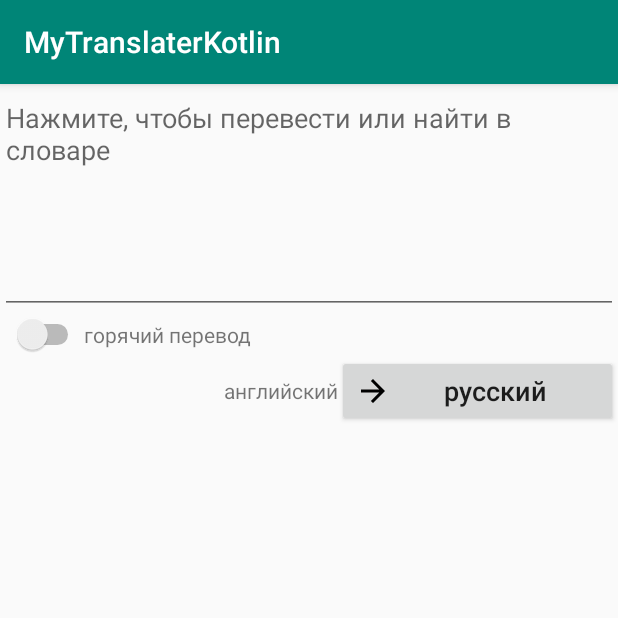
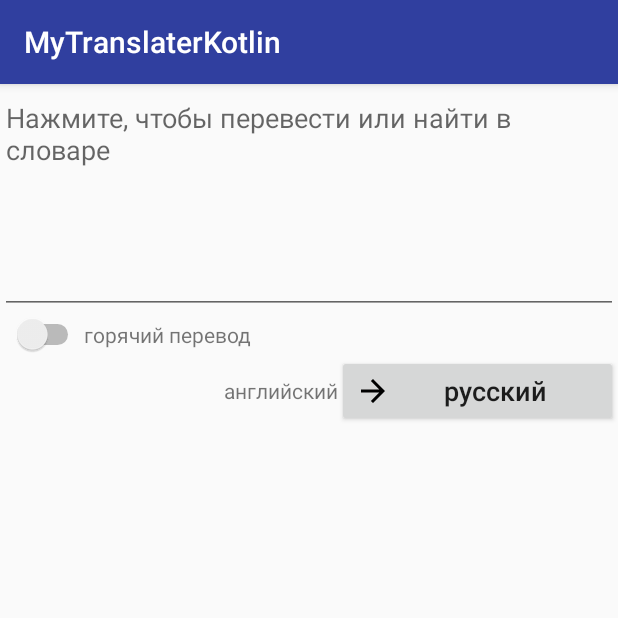
Before and after one commit to 44dw/MyTranslaterKotlin, an Android app: the fragment TranslateFragment placed in its activity, on a phone screen of 412 x 824 dp, the top half of it. Run offline under Robolectric (Android 15) with nearby library versions, the phone set to English and light mode, and no system bars; our stand-ins replace Room's generated code, Volley; 5 statements that could not run were skipped.

Commit message:
replace support lib with androidx

```diff
--- a/app/build.gradle
+++ b/app/build.gradle
@@ -3,6 +3,8 @@ apply plugin: 'com.android.application'
 apply plugin: 'kotlin-android'
 
 apply plugin: 'kotlin-android-extensions'
+
+apply plugin: 'kotlin-kapt'
 
 android {
     compileSdkVersion 29
@@ -37,7 +39,7 @@ dependencies {
     implementation group: 'com.google.android.material', name: 'material', version: '1.2.0-alpha01'
     implementation "android.arch.persistence.room:runtime:1.1.1"
     implementation "android.arch.persistence.room:rxjava2:1.1.1"
-    annotationProcessor "android.arch.persistence.room:compiler:1.1.1"
+    kapt "android.arch.persistence.room:compiler:1.1.1"
     implementation 'androidx.constraintlayout:constraintlayout:1.1.3'
     implementation "android.arch.lifecycle:extensions:1.1.1"
     testImplementation 'junit:junit:4.12'
--- a/app/src/main/java/com/a44dw/mytranslaterkotlin/database/TranslateDatabase.kt
+++ b/app/src/main/java/com/a44dw/mytranslaterkotlin/database/TranslateDatabase.kt
@@ -12,9 +12,9 @@ abstract class TranslateDatabase: RoomDatabase() {
     abstract fun translateEntityDao(): TranslateEntityDao
 
     companion object {
-        lateinit var INSTANCE: TranslateDatabase
+        private var INSTANCE: TranslateDatabase? = null
 
-        fun getDatabase(context: Context): TranslateDatabase {
+        fun getDatabase(context: Context): TranslateDatabase? {
             if (INSTANCE == null) {
                 INSTANCE = Room.databaseBuilder(context.applicationContext, TranslateDatabase::class.java, "TranslateDatabase").build()
             }
--- a/app/src/main/java/com/a44dw/mytranslaterkotlin/model/TranslateViewModel.kt
+++ b/app/src/main/java/com/a44dw/mytranslaterkotlin/model/TranslateViewModel.kt
@@ -39,7 +39,7 @@ class TranslateViewModel(application : Application) : AndroidViewModel(applicati
 
     var autoFrom: Boolean = false
     val executor: ExecutorService = Executors.newSingleThreadExecutor()
-    val dataRepository: DataReporitory = DataReporitory(TranslateDatabase.getDatabase(application))
+    val dataRepository: DataReporitory = DataReporitory(TranslateDatabase.getDatabase(application)!!)
     val translaterService: TranslaterService = TranslaterService(application)
 
     init {
--- a/app/src/main/res/layout/activity_main.xml
+++ b/app/src/main/res/layout/activity_main.xml
@@ -1,5 +1,5 @@
 <?xml version="1.0" encoding="utf-8"?>
-<android.support.constraint.ConstraintLayout xmlns:android="http://schemas.android.com/apk/res/android"
+<androidx.constraintlayout.widget.ConstraintLayout xmlns:android="http://schemas.android.com/apk/res/android"
     xmlns:app="http://schemas.android.com/apk/res-auto"
     xmlns:tools="http://schemas.android.com/tools"
     android:layout_width="match_parent"
@@ -8,7 +8,7 @@
     android:focusableInTouchMode="true"
     tools:context=".MainActivity">
 
-    <android.support.constraint.Guideline
+    <androidx.constraintlayout.widget.Guideline
         android:id="@+id/mainGuideline"
         android:layout_width="wrap_content"
         android:layout_height="wrap_content"
@@ -53,4 +53,4 @@
         app:layout_constraintTop_toTopOf="parent"
         app:srcCompat="@drawable/ic_clear_black_24dp" />
 
-</android.support.constraint.ConstraintLayout>
+</androidx.constraintlayout.widget.ConstraintLayout>
--- a/app/src/main/res/layout/fragment_main.xml
+++ b/app/src/main/res/layout/fragment_main.xml
@@ -1,5 +1,5 @@
 <?xml version="1.0" encoding="utf-8"?>
-<android.support.constraint.ConstraintLayout xmlns:android="http://schemas.android.com/apk/res/android"
+<androidx.constraintlayout.widget.ConstraintLayout xmlns:android="http://schemas.android.com/apk/res/android"
     xmlns:tools="http://schemas.android.com/tools"
     android:layout_width="match_parent"
     android:layout_height="match_parent"
@@ -44,7 +44,7 @@
         app:layout_constraintStart_toStartOf="parent"
         app:layout_constraintTop_toTopOf="parent" />
 
-    <android.support.v7.widget.RecyclerView
+    <androidx.recyclerview.widget.RecyclerView
         android:id="@+id/mainRecyclerView"
         android:layout_width="0dp"
         android:layout_height="0dp"
@@ -66,4 +66,4 @@
         app:layout_constraintStart_toStartOf="parent"
         app:layout_constraintTop_toBottomOf="@+id/mainReverseButton" />
 
-</android.support.constraint.ConstraintLayout>
+</androidx.constraintlayout.widget.ConstraintLayout>
--- a/app/src/main/res/layout/fragment_translate.xml
+++ b/app/src/main/res/layout/fragment_translate.xml
@@ -1,5 +1,5 @@
 <?xml version="1.0" encoding="utf-8"?>
-<android.support.constraint.ConstraintLayout xmlns:android="http://schemas.android.com/apk/res/android"
+<androidx.constraintlayout.widget.ConstraintLayout xmlns:android="http://schemas.android.com/apk/res/android"
     xmlns:app="http://schemas.android.com/apk/res-auto"
     xmlns:tools="http://schemas.android.com/tools"
     android:layout_width="match_parent"
@@ -39,7 +39,7 @@
             android:textSize="18sp" />
     </LinearLayout>
 
-    <android.support.constraint.ConstraintLayout
+    <androidx.constraintlayout.widget.ConstraintLayout
         android:id="@+id/translateResultLayout"
         android:layout_width="match_parent"
         android:layout_height="wrap_content"
@@ -92,7 +92,7 @@
             android:layout_height="wrap_content"
             android:orientation="vertical"
             app:layout_constraintGuide_percent="0.1" />
-    </android.support.constraint.ConstraintLayout>
+    </androidx.constraintlayout.widget.ConstraintLayout>
 
     <LinearLayout
         android:id="@+id/hotTranslateLayout"
@@ -115,7 +115,7 @@
     </LinearLayout>
 
 
-    <android.support.v7.widget.RecyclerView
+    <androidx.recyclerview.widget.RecyclerView
         android:id="@+id/translateSearchRecyclerView"
         android:layout_width="0dp"
         android:layout_height="0dp"
@@ -141,4 +141,4 @@
         app:layout_constraintTop_toBottomOf="@+id/translateResultLayout" />
 
 
-</android.support.constraint.ConstraintLayout>
+</androidx.constraintlayout.widget.ConstraintLayout>
--- a/app/src/main/res/layout/main_list_item.xml
+++ b/app/src/main/res/layout/main_list_item.xml
@@ -7,7 +7,7 @@
     android:layout_margin="8dp"
     app:cardBackgroundColor="@android:color/transparent">
 
-    <android.support.constraint.ConstraintLayout
+    <androidx.constraintlayout.widget.ConstraintLayout
         android:layout_width="match_parent"
         android:layout_height="wrap_content">
 
@@ -79,6 +79,6 @@
             app:layout_constraintStart_toStartOf="parent"
             app:layout_constraintTop_toBottomOf="@+id/borderView" />
 
-    </android.support.constraint.ConstraintLayout>
+    </androidx.constraintlayout.widget.ConstraintLayout>
 
 </androidx.cardview.widget.CardView>
--- a/app/src/main/res/layout/translate_list_item.xml
+++ b/app/src/main/res/layout/translate_list_item.xml
@@ -1,5 +1,5 @@
 <?xml version="1.0" encoding="utf-8"?>
-<android.support.constraint.ConstraintLayout xmlns:android="http://schemas.android.com/apk/res/android"
+<androidx.constraintlayout.widget.ConstraintLayout xmlns:android="http://schemas.android.com/apk/res/android"
     xmlns:app="http://schemas.android.com/apk/res-auto"
     xmlns:tools="http://schemas.android.com/tools"
     android:id="@+id/translateResultLayout"
@@ -51,4 +51,4 @@
         app:layout_constraintEnd_toEndOf="parent"
         app:layout_constraintTop_toTopOf="parent"
         app:srcCompat="@drawable/ic_delete_grey_24dp" />
-</android.support.constraint.ConstraintLayout>
+</androidx.constraintlayout.widget.ConstraintLayout>
--- a/app/src/main/res/values/colors.xml
+++ b/app/src/main/res/values/colors.xml
@@ -1,6 +1,9 @@
 <?xml version="1.0" encoding="utf-8"?>
 <resources>
-    <color name="colorPrimary">#008577</color>
-    <color name="colorPrimaryDark">#00574B</color>
-    <color name="colorAccent">#D81B60</color>
+    <color name="colorGrey">#9e9e9e</color>
+    <color name="colorBlack">#000000</color>
+    <color name="colorPrimary">#303f9f</color>
+    <color name="colorPrimaryDark">#1a237e</color>
+    <color name="colorAccent">#304ffe</color>
+    <color name="colorTranslateBackground">#efebe9</color>
 </resources>
```
